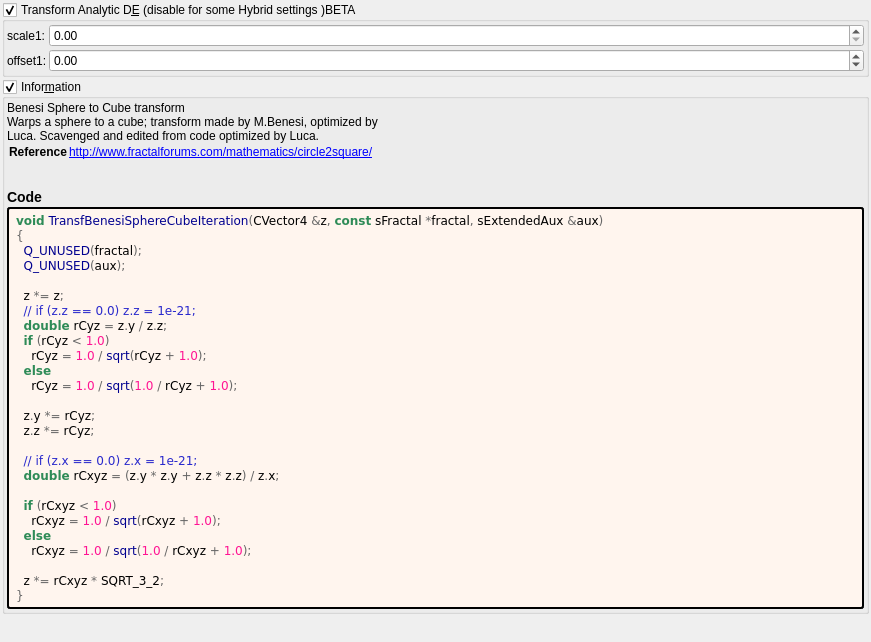
This is mandelbulber2/formula/ui/transf_benesi_sphere_cube.ui in buddhi1980/mandelbulber2 as Qt 5 draws it before an edit. The edited form follows.
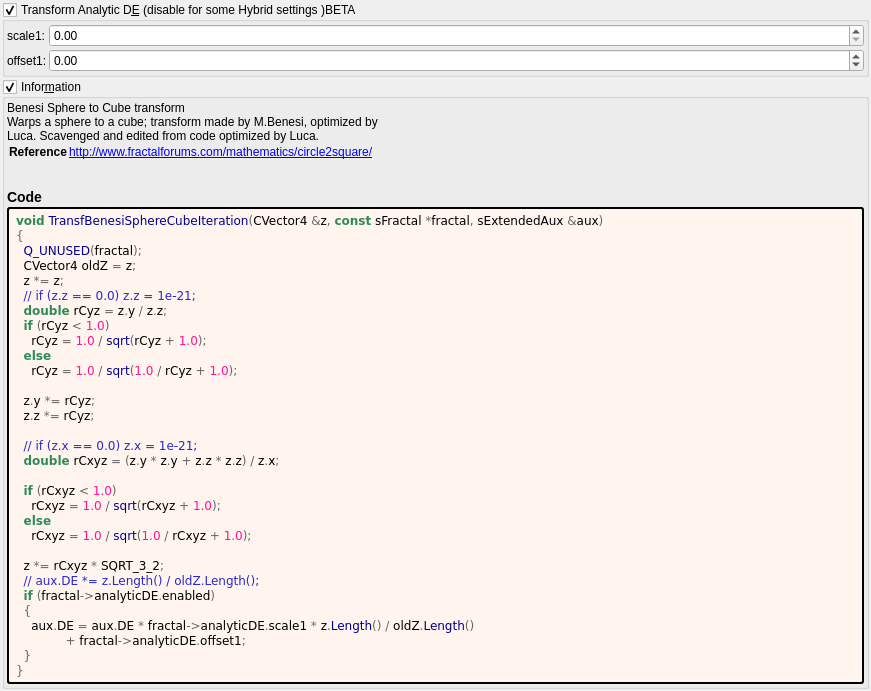
This is the edited form. Custom widgets are drawn as their Qt base class.

```diff
--- a/mandelbulber2/formula/ui/transf_benesi_sphere_cube.ui
+++ b/mandelbulber2/formula/ui/transf_benesi_sphere_cube.ui
@@ -190,8 +190,7 @@
 &lt;pre style=&quot;color:#000000; background-color:#fff5ee;  font-family:'Courier New',monospace;&quot;&gt;&lt;span style=&quot;color:#2e8b57; font-weight:bold&quot;&gt;void&lt;/span&gt; &lt;span style=&quot;color:#00008f&quot;&gt;TransfBenesiSphereCubeIteration&lt;/span&gt;&lt;span style=&quot;color:#676767&quot;&gt;(&lt;/span&gt;CVector4 &lt;span style=&quot;color:#676767&quot;&gt;&amp;amp;&lt;/span&gt;z&lt;span style=&quot;color:#676767&quot;&gt;,&lt;/span&gt; &lt;span style=&quot;color:#2e8b57; font-weight:bold&quot;&gt;const&lt;/span&gt; sFractal &lt;span style=&quot;color:#676767&quot;&gt;*&lt;/span&gt;fractal&lt;span style=&quot;color:#676767&quot;&gt;,&lt;/span&gt; sExtendedAux &lt;span style=&quot;color:#676767&quot;&gt;&amp;amp;&lt;/span&gt;aux&lt;span style=&quot;color:#676767&quot;&gt;)&lt;/span&gt;
 &lt;span style=&quot;color:#676767&quot;&gt;{&lt;/span&gt;
   &lt;span style=&quot;color:#00008f&quot;&gt;Q_UNUSED&lt;/span&gt;&lt;span style=&quot;color:#676767&quot;&gt;(&lt;/span&gt;fractal&lt;span style=&quot;color:#676767&quot;&gt;);&lt;/span&gt;
-  &lt;span style=&quot;color:#00008f&quot;&gt;Q_UNUSED&lt;/span&gt;&lt;span style=&quot;color:#676767&quot;&gt;(&lt;/span&gt;aux&lt;span style=&quot;color:#676767&quot;&gt;);&lt;/span&gt;
-
+  CVector4 oldZ &lt;span style=&quot;color:#676767&quot;&gt;=&lt;/span&gt; z&lt;span style=&quot;color:#676767&quot;&gt;;&lt;/span&gt;
   z &lt;span style=&quot;color:#676767&quot;&gt;*=&lt;/span&gt; z&lt;span style=&quot;color:#676767&quot;&gt;;&lt;/span&gt;
   &lt;span style=&quot;color:#2929cc&quot;&gt;// if (z.z == 0.0) z.z = 1e-21;&lt;/span&gt;
   &lt;span style=&quot;color:#2e8b57; font-weight:bold&quot;&gt;double&lt;/span&gt; rCyz &lt;span style=&quot;color:#676767&quot;&gt;=&lt;/span&gt; z&lt;span style=&quot;color:#676767&quot;&gt;.&lt;/span&gt;y &lt;span style=&quot;color:#676767&quot;&gt;/&lt;/span&gt; z&lt;span style=&quot;color:#676767&quot;&gt;.&lt;/span&gt;z&lt;span style=&quot;color:#676767&quot;&gt;;&lt;/span&gt;
@@ -212,6 +211,12 @@
     rCxyz &lt;span style=&quot;color:#676767&quot;&gt;=&lt;/span&gt; &lt;span style=&quot;color:#ff1493&quot;&gt;1.0&lt;/span&gt; &lt;span style=&quot;color:#676767&quot;&gt;/&lt;/span&gt; &lt;span style=&quot;color:#00008f&quot;&gt;sqrt&lt;/span&gt;&lt;span style=&quot;color:#676767&quot;&gt;(&lt;/span&gt;&lt;span style=&quot;color:#ff1493&quot;&gt;1.0&lt;/span&gt; &lt;span style=&quot;color:#676767&quot;&gt;/&lt;/span&gt; rCxyz &lt;span style=&quot;color:#676767&quot;&gt;+&lt;/span&gt; &lt;span style=&quot;color:#ff1493&quot;&gt;1.0&lt;/span&gt;&lt;span style=&quot;color:#676767&quot;&gt;);&lt;/span&gt;
 
   z &lt;span style=&quot;color:#676767&quot;&gt;*=&lt;/span&gt; rCxyz &lt;span style=&quot;color:#676767&quot;&gt;*&lt;/span&gt; SQRT_3_2&lt;span style=&quot;color:#676767&quot;&gt;;&lt;/span&gt;
+  &lt;span style=&quot;color:#2929cc&quot;&gt;// aux.DE *= z.Length() / oldZ.Length();&lt;/span&gt;
+  &lt;span style=&quot;color:#2e8b57; font-weight:bold&quot;&gt;if&lt;/span&gt; &lt;span style=&quot;color:#676767&quot;&gt;(&lt;/span&gt;fractal&lt;span style=&quot;color:#676767&quot;&gt;-&amp;gt;&lt;/span&gt;analyticDE&lt;span style=&quot;color:#676767&quot;&gt;.&lt;/span&gt;enabled&lt;span style=&quot;color:#676767&quot;&gt;)&lt;/span&gt;
+  &lt;span style=&quot;color:#676767&quot;&gt;{&lt;/span&gt;
+    aux&lt;span style=&quot;color:#676767&quot;&gt;.&lt;/span&gt;DE &lt;span style=&quot;color:#676767&quot;&gt;=&lt;/span&gt; aux&lt;span style=&quot;color:#676767&quot;&gt;.&lt;/span&gt;DE &lt;span style=&quot;color:#676767&quot;&gt;*&lt;/span&gt; fractal&lt;span style=&quot;color:#676767&quot;&gt;-&amp;gt;&lt;/span&gt;analyticDE&lt;span style=&quot;color:#676767&quot;&gt;.&lt;/span&gt;scale1 &lt;span style=&quot;color:#676767&quot;&gt;*&lt;/span&gt; z&lt;span style=&quot;color:#676767&quot;&gt;.&lt;/span&gt;&lt;span style=&quot;color:#00008f&quot;&gt;Length&lt;/span&gt;&lt;span style=&quot;color:#676767&quot;&gt;() /&lt;/span&gt; oldZ&lt;span style=&quot;color:#676767&quot;&gt;.&lt;/span&gt;&lt;span style=&quot;color:#00008f&quot;&gt;Length&lt;/span&gt;&lt;span style=&quot;color:#676767&quot;&gt;()&lt;/span&gt;
+             &lt;span style=&quot;color:#676767&quot;&gt;+&lt;/span&gt; fractal&lt;span style=&quot;color:#676767&quot;&gt;-&amp;gt;&lt;/span&gt;analyticDE&lt;span style=&quot;color:#676767&quot;&gt;.&lt;/span&gt;offset1&lt;span style=&quot;color:#676767&quot;&gt;;&lt;/span&gt;
+  &lt;span style=&quot;color:#676767&quot;&gt;}&lt;/span&gt;
 &lt;span style=&quot;color:#676767&quot;&gt;}&lt;/span&gt;
 &lt;/pre&gt;
 &lt;/body&gt;</string>
```
Left out of the diff: 2 changed lines with no effect on the pictures.
